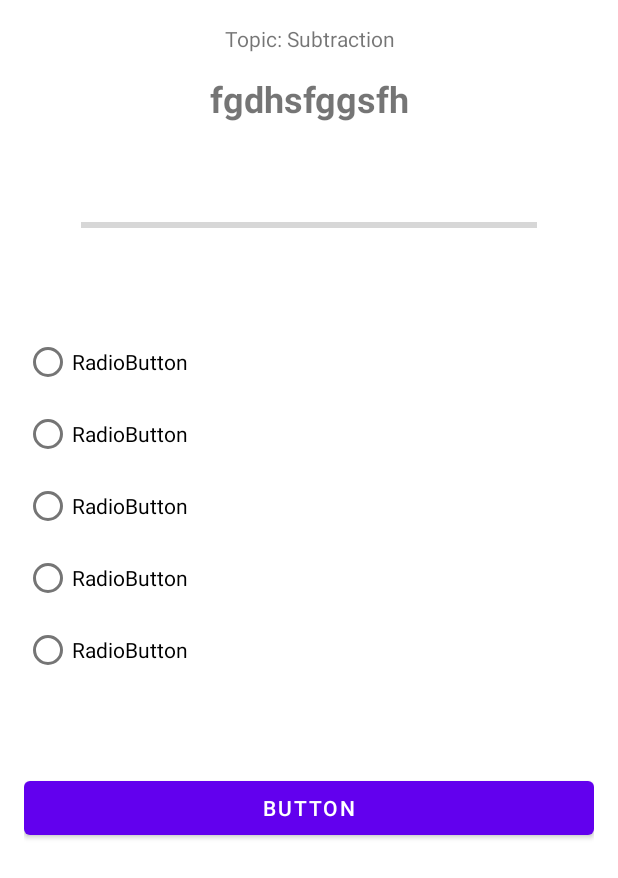
After one commit to Dylan773/MobileMathGame, an Android app: the layout activity_quiz_screen.xml on its own in the app's theme, with its tools: preview values and no code run, on a phone screen of 412 x 824 dp. The commit adds this screen. Shown: the top 878 px of the screen. Run offline under Robolectric (Android 15) with nearby library versions, the phone set to English and light mode, and no system bars.

Commit message:
Game screen UI and test functionality
* Basic functionality for iterating over questions (not final)
*UI improvements for the game screen and student details screen

```diff
--- a/app/src/main/AndroidManifest.xml
+++ b/app/src/main/AndroidManifest.xml
@@ -10,6 +10,9 @@
         android:supportsRtl="true"
         android:theme="@style/Theme.MathGame">
         <activity
+            android:name=".QuizScreenActivity"
+            android:exported="false" />
+        <activity
             android:name=".GameCompleteActivity"
             android:exported="false" />
         <activity
@@ -18,7 +21,7 @@
         <activity
             android:name=".StudentDetailActivity"
             android:exported="false"
-            android:parentActivityName=".StartScreenActivity"/>
+            android:parentActivityName=".StartScreenActivity" />
         <activity
             android:name=".StartScreenActivity"
             android:exported="true">
--- a/app/src/main/java/com/example/mathgame/StartScreenActivity.kt
+++ b/app/src/main/java/com/example/mathgame/StartScreenActivity.kt
@@ -6,6 +6,9 @@ import android.os.Bundle
 import android.provider.AlarmClock
 import android.view.View
 import android.widget.EditText
+import com.example.mathgame.model.Answer
+import com.example.mathgame.model.Question
+import com.example.mathgame.model.QuestionPool
 
 class StartScreenActivity : AppCompatActivity() {
     override fun onCreate(savedInstanceState: Bundle?) {
--- /dev/null
+++ b/app/src/main/java/com/example/mathgame/model/Answer.kt
@@ -0,0 +1,3 @@
+package com.example.mathgame.model
+
+data class Answer(val iD: Int, val questionNumberID: Int, val answerText: String, val isCorrect: Int)
--- /dev/null
+++ b/app/src/main/java/com/example/mathgame/model/Question.kt
@@ -0,0 +1,4 @@
+package com.example.mathgame.model
+
+data class Question(val id: Int, val questionTypeID: Int, val questionNumber: Int, val questionText: String) {
+}
--- /dev/null
+++ b/app/src/main/java/com/example/mathgame/model/QuestionID.kt
@@ -0,0 +1,3 @@
+package com.example.mathgame.model
+
+data class QuestionID(val id: Int, val questionType: Int, val questionDescription: String)
--- /dev/null
+++ b/app/src/main/res/layout/activity_quiz_screen.xml
@@ -0,0 +1,82 @@
+<?xml version="1.0" encoding="utf-8"?>
+<LinearLayout xmlns:android="http://schemas.android.com/apk/res/android"
+    xmlns:app="http://schemas.android.com/apk/res-auto"
+    xmlns:tools="http://schemas.android.com/tools"
+    android:layout_width="match_parent"
+    android:layout_height="match_parent"
+    android:orientation="vertical"
+    android:padding="16dp"
+    tools:context=".QuizScreenActivity">
+
+    <LinearLayout
+        android:layout_width="match_parent"
+        android:layout_height="201dp"
+        android:orientation="vertical">
+
+        <TextView
+            android:id="@+id/textViewCurrentTopic"
+            android:layout_width="match_parent"
+            android:layout_height="33dp"
+            android:text="Topic: Subtraction"
+            android:textAlignment="center" />
+
+        <TextView
+            android:id="@+id/textViewQuestionText"
+            android:layout_width="match_parent"
+            android:layout_height="66dp"
+            android:text="fgdhsfggsfh"
+            android:textAlignment="center"
+            android:textSize="24sp"
+            android:textStyle="bold" />
+
+        <ProgressBar
+            android:id="@+id/progressBar"
+            style="?android:attr/progressBarStyleHorizontal"
+            android:layout_width="304dp"
+            android:layout_height="69dp"
+            android:layout_gravity="center" />
+
+    </LinearLayout>
+
+    <RadioGroup
+        android:layout_width="match_parent"
+        android:layout_height="297dp">
+
+        <RadioButton
+            android:id="@+id/option1"
+            android:layout_width="match_parent"
+            android:layout_height="wrap_content"
+            android:text="RadioButton" />
+
+        <RadioButton
+            android:id="@+id/option2"
+            android:layout_width="match_parent"
+            android:layout_height="wrap_content"
+            android:text="RadioButton" />
+
+        <RadioButton
+            android:id="@+id/option3"
+            android:layout_width="match_parent"
+            android:layout_height="wrap_content"
+            android:text="RadioButton" />
+
+        <RadioButton
+            android:id="@+id/option4"
+            android:layout_width="match_parent"
+            android:layout_height="wrap_content"
+            android:text="RadioButton" />
+
+        <RadioButton
+            android:id="@+id/option5"
+            android:layout_width="match_parent"
+            android:layout_height="wrap_content"
+            android:text="RadioButton" />
+    </RadioGroup>
+
+    <Button
+        android:id="@+id/button2"
+        android:layout_width="match_parent"
+        android:layout_height="wrap_content"
+        android:onClick="buttonSubmit"
+        android:text="Button" />
+</LinearLayout>
--- a/app/src/main/res/layout/activity_student_detail.xml
+++ b/app/src/main/res/layout/activity_student_detail.xml
@@ -80,6 +80,7 @@
             android:id="@+id/buttonStart"
             android:layout_width="match_parent"
             android:layout_height="wrap_content"
+            android:onClick="startGame"
             android:text="@string/btnStart" />
 
     </LinearLayout>
--- a/app/src/main/res/values/strings.xml
+++ b/app/src/main/res/values/strings.xml
@@ -14,7 +14,7 @@
     <string name="gameInfoSubtitle"><u>Game Information</u></string>
     <string name="game_description">Each game consists of 14 mathematical questions, covering 7 topics. Questions are presented in a multiple choice format, with only one correct answer.
         \n\nEach question has a time limit, so make sure to answer before time is up! Please complete all questions as progress is not saved.
-        \n\nFinally, Have Fun!
+        \n\nHave Fun!
     </string>
     <string name="btnStart">start</string>
 
@@ -25,5 +25,4 @@
     <!-- Game End Activity -->
 
 
-
 </resources>
```
Also changed, not shown: app/src/main/java/com/example/mathgame/GameScreenActivity.kt (deleted, +0 -11 lines), app/src/main/java/com/example/mathgame/QuizScreenActivity.kt (added, +85 -0 lines), app/src/main/java/com/example/mathgame/StudentDetailActivity.kt (+8 -2 lines), app/src/main/java/com/example/mathgame/model/MathDataBase.kt (added, +164 -0 lines), app/src/main/java/com/example/mathgame/model/QuestionPool.kt (added, +101 -0 lines), app/src/main/res/layout/activity_game_screen.xml (deleted, +0 -9 lines).
